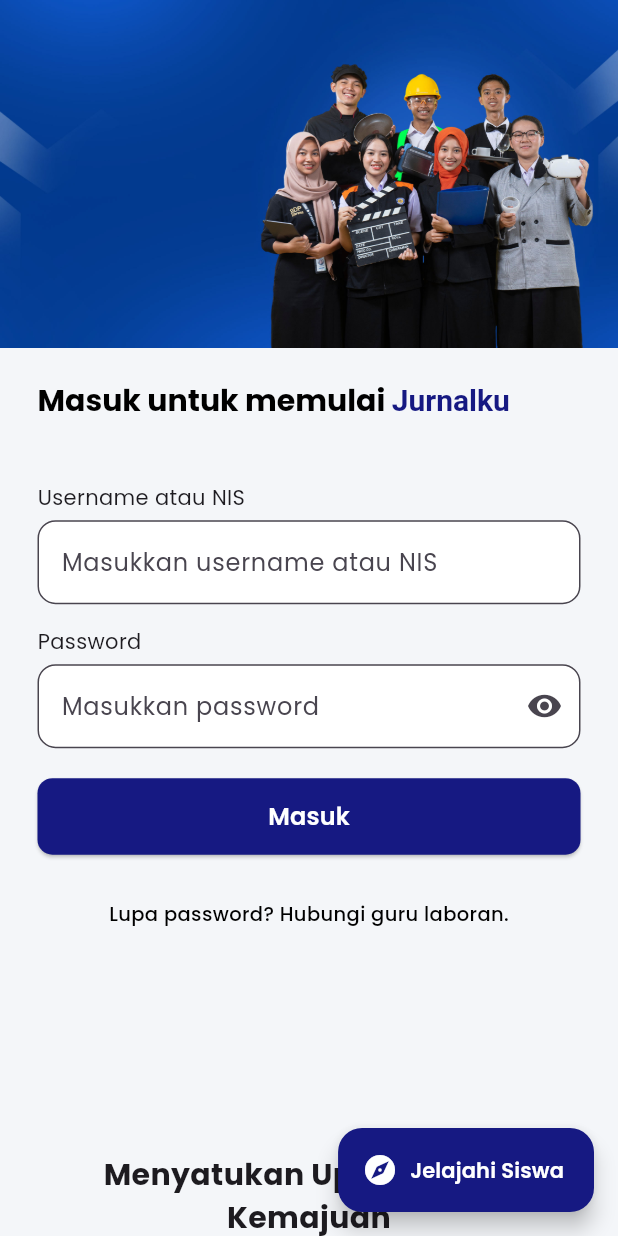
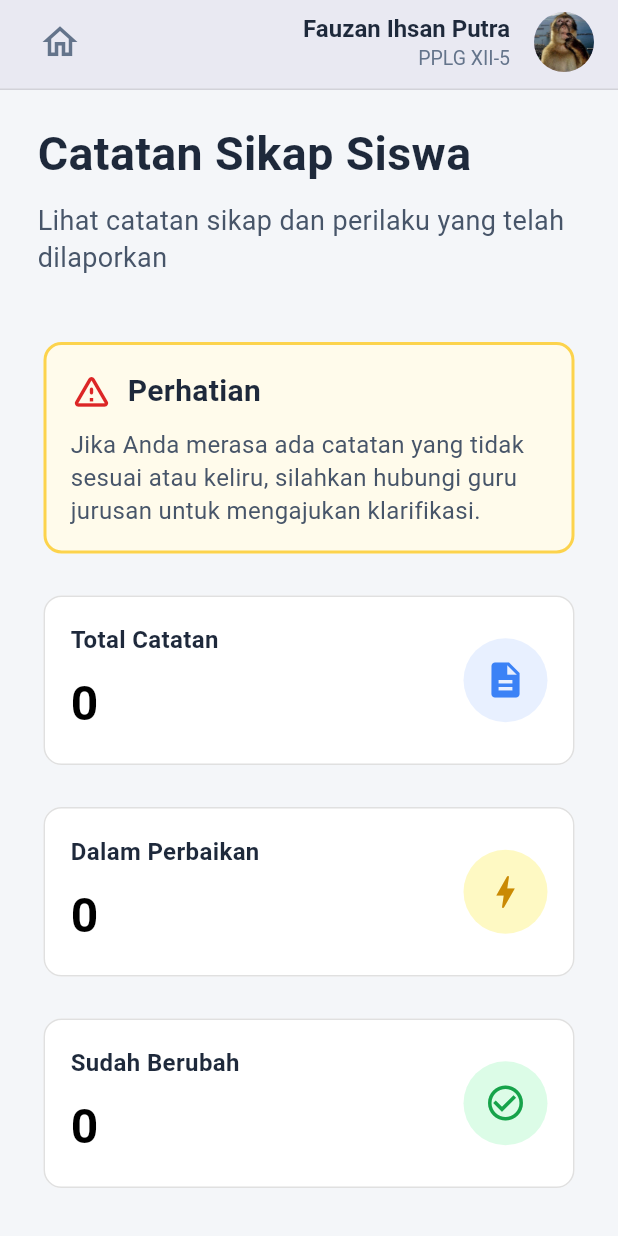
Before and after one commit to MumtazSupian/SiData, a Flutter app: the screen it shows after launch, on a phone screen of 412 x 824 dp. Run offline on Flutter 3.47's test engine with Material 3 defaults, Android fonts, the phone set to English and light mode, and no system bars; our stand-ins replace font_awesome_flutter, google_fonts.

Commit message:
add studentBehavior page

```diff
--- a/lib/main.dart
+++ b/lib/main.dart
@@ -1,5 +1,7 @@
 import 'package:flutter/material.dart';
 import 'package:sidata_app/login_page.dart';
+import 'package:sidata_app/profile.dart';
+import 'student_behavior.dart';
 
 
 void main() {
@@ -14,7 +16,7 @@
     return MaterialApp(
       title: 'Jurnalku',
       debugShowCheckedModeBanner: false,
-      home: LoginPage(),
+      home: StudentBehavior(),
     );
   }
 }
--- a/lib/profile.dart
+++ b/lib/profile.dart
@@ -89,7 +89,7 @@
                       crossAxisAlignment: CrossAxisAlignment.start,
                       children: const [
                         Text(
-                          "Abdurrahman",
+                          "Fauzan Ihsan Putra",
                           style: TextStyle(
                             fontSize: 24,
                             fontWeight: FontWeight.bold,
@@ -99,11 +99,11 @@
                         Wrap(
                           spacing: 10,
                           children: [
-                            Text("12309482", style: TextStyle(color: Colors.grey)),
+                            Text("12309647", style: TextStyle(color: Colors.grey)),
                             Text("|"),
-                            Text("PPLG XII-2", style: TextStyle(color: Colors.grey)),
+                            Text("PPLG XII-5", style: TextStyle(color: Colors.grey)),
                             Text("|"),
-                            Text("Cib 4", style: TextStyle(color: Colors.grey)),
+                            Text("Cic 10", style: TextStyle(color: Colors.grey)),
                           ],
                         ),
                       ],
--- /dev/null
+++ b/lib/student_behavior.dart
@@ -0,0 +1,267 @@
+import 'package:flutter/material.dart';
+import 'package:sidata_app/widgets/appbar.dart';
+
+class StudentBehavior extends StatelessWidget {
+  const StudentBehavior({super.key});
+
+  @override
+  Widget build(BuildContext context) {
+    return Scaffold(
+      appBar: const AppbarProp(),
+      backgroundColor: const Color(0xFFF4F6F9),
+      body: Padding(
+        padding: const EdgeInsets.symmetric(horizontal: 25, vertical: 20),
+        child: ListView(
+          children: [
+            Text(
+              "Catatan Sikap Siswa",
+              style: TextStyle(
+                fontSize: 31,
+                fontWeight: FontWeight.w600,
+                color: Color(0xFF1E293B),
+              ),
+            ),
+
+            SizedBox(height: 10),
+
+            Text(
+              "Lihat catatan sikap dan perilaku yang telah\ndilaporkan",
+              style: TextStyle(
+                fontSize: 18,
+                color: Color(0xFF475569),
+                height: 1.4,
+              ),
+            ),
+
+            SizedBox(height: 40),
+
+            Card(
+              elevation: 0,
+              color: Color(0xFFFFFBEB),
+              shape: RoundedRectangleBorder(
+                borderRadius: BorderRadius.all(Radius.circular(12)),
+                side: BorderSide(color: Color(0xFFFCD34D), width: 2),
+              ),
+              child: Padding(
+                padding: EdgeInsets.all(18),
+                child: Column(
+                  crossAxisAlignment: CrossAxisAlignment.start,
+                  children: [
+                    Row(
+                      children: [
+                        Icon(
+                          Icons.warning_amber_rounded,
+                          color: Color(0xFFDC2626),
+                          size: 28,
+                        ),
+                        SizedBox(width: 10),
+                        Text(
+                          "Perhatian",
+                          style: TextStyle(
+                            fontSize: 20,
+                            fontWeight: FontWeight.w600,
+                            color: Color(0xFF1E293B),
+                          ),
+                        ),
+                      ],
+                    ),
+
+                    SizedBox(height: 10),
+
+                    Text(
+                      "Jika Anda merasa ada catatan yang tidak\n"
+                      "sesuai atau keliru, silahkan hubungi guru\n"
+                      "jurusan untuk mengajukan klarifikasi.",
+                      style: TextStyle(
+                        fontSize: 16,
+                        color: Color(0xFF475569),
+                        height: 1.4,
+                      ),
+                    ),
+                  ],
+                ),
+              ),
+            ),
+
+            SizedBox(height: 20),
+
+            // behavior card
+            Card(
+              color: Colors.white,
+              elevation: 0,
+              shape: RoundedRectangleBorder(
+                borderRadius: BorderRadius.circular(12),
+                side: const BorderSide(color: Color(0xFFE0E0E0), width: 1),
+              ),
+              child: Padding(
+                padding: const EdgeInsets.all(18),
+                child: Row(
+                  crossAxisAlignment: CrossAxisAlignment.center,
+                  children: [
+                    Expanded(
+                      child: Column(
+                        crossAxisAlignment: CrossAxisAlignment.start,
+                        children: const [
+                          Text(
+                            "Total Catatan",
+                            style: TextStyle(
+                              fontSize: 16,
+                              color: Color(0xFF1E293B),
+                              fontWeight: FontWeight.bold,
+                            ),
+                          ),
+                          SizedBox(height: 8),
+
+                          Text(
+                            "0",
+                            style: TextStyle(
+                              fontSize: 32,
+                              color: Colors.black,
+                              fontWeight: FontWeight.w700,
+                            ),
+                          ),
+                        ],
+                      ),
+                    ),
+
+                    Container(
+                      width: 56,
+                      height: 56,
+                      decoration: const BoxDecoration(
+                        color: Color(0xFFE8F0FF),
+                        shape: BoxShape.circle,
+                      ),
+                      child: const Icon(
+                        Icons.description,
+                        color: Color(0xFF3B82F6),
+                        size: 28,
+                      ),
+                    ),
+                  ],
+                ),
+              ),
+            ),
+
+            SizedBox(height: 20),
+
+            // under development card
+            Card(
+              color: Colors.white,
+              elevation: 0,
+              shape: RoundedRectangleBorder(
+                borderRadius: BorderRadius.circular(12),
+                side: const BorderSide(color: Color(0xFFE0E0E0), width: 1),
+              ),
+              child: Padding(
+                padding: const EdgeInsets.all(18),
+                child: Row(
+                  crossAxisAlignment: CrossAxisAlignment.center,
+                  children: [
+                    Expanded(
+                      child: Column(
+                        crossAxisAlignment: CrossAxisAlignment.start,
+                        children: const [
+                          Text(
+                            "Dalam Perbaikan",
+                            style: TextStyle(
+                              fontSize: 16,
+                              color: Color(0xFF1E293B),
+                              fontWeight: FontWeight.bold,
+                            ),
+                          ),
+                          SizedBox(height: 8),
+
+                          Text(
+                            "0",
+                            style: TextStyle(
+                              fontSize: 32,
+                              color: Colors.black,
+                              fontWeight: FontWeight.w700,
+                            ),
+                          ),
+                        ],
+                      ),
+                    ),
+
+                    Container(
+                      width: 56,
+                      height: 56,
+                      decoration: const BoxDecoration(
+                        color: Color(0xFFFEF9C3),
+                        shape: BoxShape.circle,
+                      ),
+                      child: const Icon(
+                        Icons.bolt_sharp,
+                        color: Color(0xFFCA8A04),
+                        size: 28,
+                      ),
+                    ),
+                  ],
+                ),
+              ),
+            ),
+
+            SizedBox(height: 20),
+
+            // changed behavior card
+            Card(
+              color: Colors.white,
+              elevation: 0,
+              shape: RoundedRectangleBorder(
+                borderRadius: BorderRadius.circular(12),
+                side: const BorderSide(color: Color(0xFFE0E0E0), width: 1),
+              ),
+              child: Padding(
+                padding: const EdgeInsets.all(18),
+                child: Row(
+                  crossAxisAlignment: CrossAxisAlignment.center,
+                  children: [
+                    Expanded(
+                      child: Column(
+                        crossAxisAlignment: CrossAxisAlignment.start,
+                        children: const [
+                          Text(
+                            "Sudah Berubah",
+                            style: TextStyle(
+                              fontSize: 16,
+                              color: Color(0xFF1E293B),
+                              fontWeight: FontWeight.bold,
+                            ),
+                          ),
+                          SizedBox(height: 8),
+
+                          Text(
+                            "0",
+                            style: TextStyle(
+                              fontSize: 32,
+                              color: Colors.black,
+                              fontWeight: FontWeight.w700,
+                            ),
+                          ),
+                        ],
+                      ),
+                    ),
+
+                    Container(
+                      width: 56,
+                      height: 56,
+                      decoration: const BoxDecoration(
+                        color: Color(0xFFDCFCE7),
+                        shape: BoxShape.circle,
+                      ),
+                      child: const Icon(
+                        Icons.check_circle_outline,
+                        color: Color(0XFF16A34A),
+                        size: 28,
+                      ),
+                    ),
+                  ],
+                ),
+              ),
+            ),
+          ],
+        ),
+      ),
+    );
+  }
+}
--- a/lib/widgets/appbar.dart
+++ b/lib/widgets/appbar.dart
@@ -10,8 +10,19 @@
   Widget build(BuildContext context) {
     return AppBar(
       automaticallyImplyLeading: false,
-      elevation: 0,
+      elevation: 3,
       backgroundColor: const Color(0xFFF4F6F9),
+
+      bottom: PreferredSize(
+        preferredSize: const Size.fromHeight(4),
+        child: Divider(
+          height: 1,
+          thickness: 1,
+          color: Colors.grey.withOpacity(0.3),
+        ),
+      ),
+
+
       title: Row(
         mainAxisAlignment: MainAxisAlignment.spaceBetween,
         children: [
```
